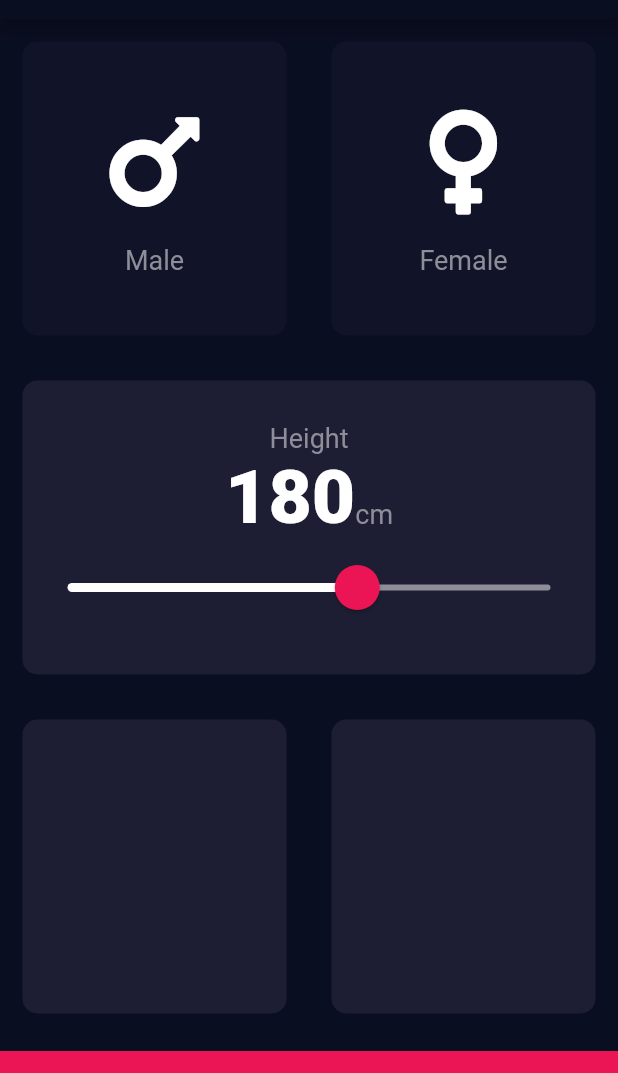
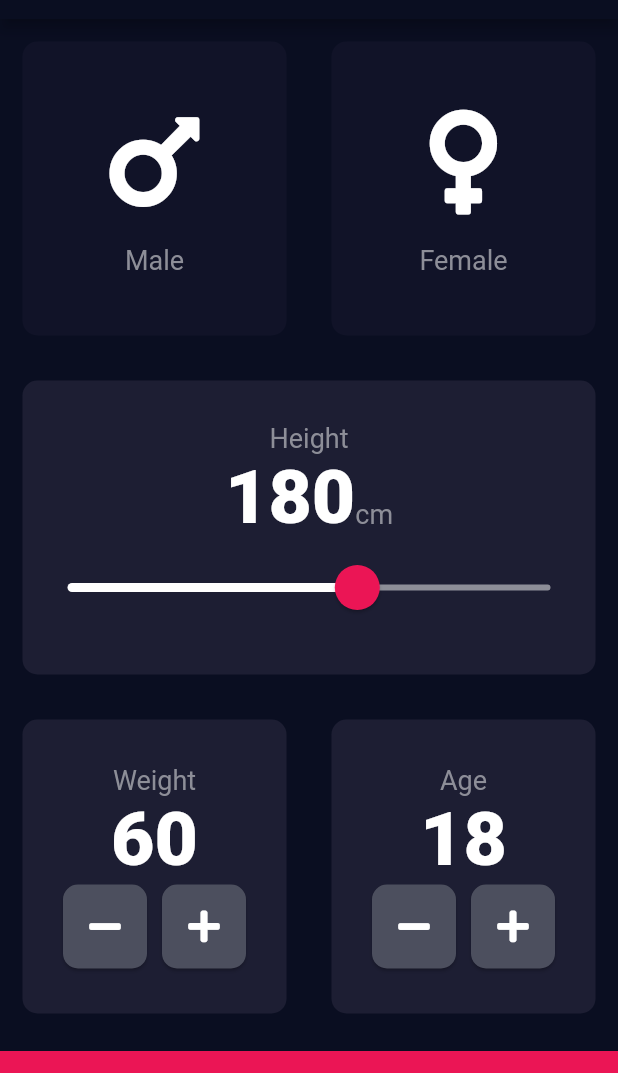
Before and after one commit to leaf76/bmi-calculator-flutter, a Flutter app: the screen it shows after launch, on a phone screen of 412 x 824 dp, the part 65-1138 px from its top. Run offline on Flutter 3.47's test engine with Material 2 defaults, Android fonts, the phone set to English and light mode, and no system bars; our stand-ins replace font_awesome_flutter.

Commit message:
Add weight and age buttons

```diff
--- a/lib/input_page.dart
+++ b/lib/input_page.dart
@@ -16,6 +16,8 @@ class InputPage extends StatefulWidget {
 class _InputPageState extends State<InputPage> {
   Gender selectorGender;
   int height = 180;
+  int weight = 60;
+  int age = 18;
 
   @override
   Widget build(BuildContext context) {
@@ -121,11 +123,85 @@ class _InputPageState extends State<InputPage> {
                 Expanded(
                   child: ReusableCard(
                     colorr: kActiveCardColor,
+                    cardChild: Column(
+                      mainAxisAlignment: MainAxisAlignment.center,
+                      children: <Widget>[
+                        Text(
+                          'Weight',
+                          style: kLabelTextStyle,
+                        ),
+                        Text(
+                          weight.toString(),
+                          style: kNumberTextStyle,
+                        ),
+                        Row(
+                          mainAxisAlignment: MainAxisAlignment.center,
+                          children: <Widget>[
+                            RoundIconButton(
+                              icon: FontAwesomeIcons.minus,
+                              onPressed: () {
+                                setState(() {
+                                  weight--;
+                                });
+                              },
+                            ),
+                            SizedBox(
+                              width: 10.0,
+                            ),
+                            RoundIconButton(
+                              icon: FontAwesomeIcons.plus,
+                              onPressed: () {
+                                setState(() {
+                                  weight++;
+                                });
+                              },
+                            )
+                          ],
+                        ),
+                      ],
+                    ),
                   ),
                 ),
                 Expanded(
                   child: ReusableCard(
                     colorr: kActiveCardColor,
+                    cardChild: Column(
+                      mainAxisAlignment: MainAxisAlignment.center,
+                      children: <Widget>[
+                        Text(
+                          'Age',
+                          style: kLabelTextStyle,
+                        ),
+                        Text(
+                          age.toString(),
+                          style: kNumberTextStyle,
+                        ),
+                        Row(
+                          mainAxisAlignment: MainAxisAlignment.center,
+                          children: <Widget>[
+                            RoundIconButton(
+                              icon: FontAwesomeIcons.minus,
+                              onPressed: () {
+                                setState(() {
+                                  age--;
+                                });
+                              },
+                            ),
+                            SizedBox(
+                              width: 10.0,
+                            ),
+                            RoundIconButton(
+                              icon: FontAwesomeIcons.plus,
+                              onPressed: () {
+                                setState(() {
+                                  age++;
+                                });
+                              },
+                            )
+                          ],
+                        ),
+                      ],
+                    ),
                   ),
                 ),
               ],
@@ -142,3 +218,26 @@ class _InputPageState extends State<InputPage> {
     );
   }
 }
+
+class RoundIconButton extends StatelessWidget {
+  RoundIconButton({@required this.icon, @required this.onPressed});
+  final IconData icon;
+  final Function onPressed;
+
+  @override
+  Widget build(BuildContext context) {
+    return RawMaterialButton(
+      child: Icon(icon),
+      onPressed: onPressed,
+      elevation: 1.0,
+      constraints: BoxConstraints.tightFor(
+        width: 56.0,
+        height: 56.0,
+      ),
+      shape: RoundedRectangleBorder(
+        borderRadius: BorderRadius.circular(10.0),
+      ),
+      fillColor: Color(0xFF4C4F5E),
+    );
+  }
+}
```
